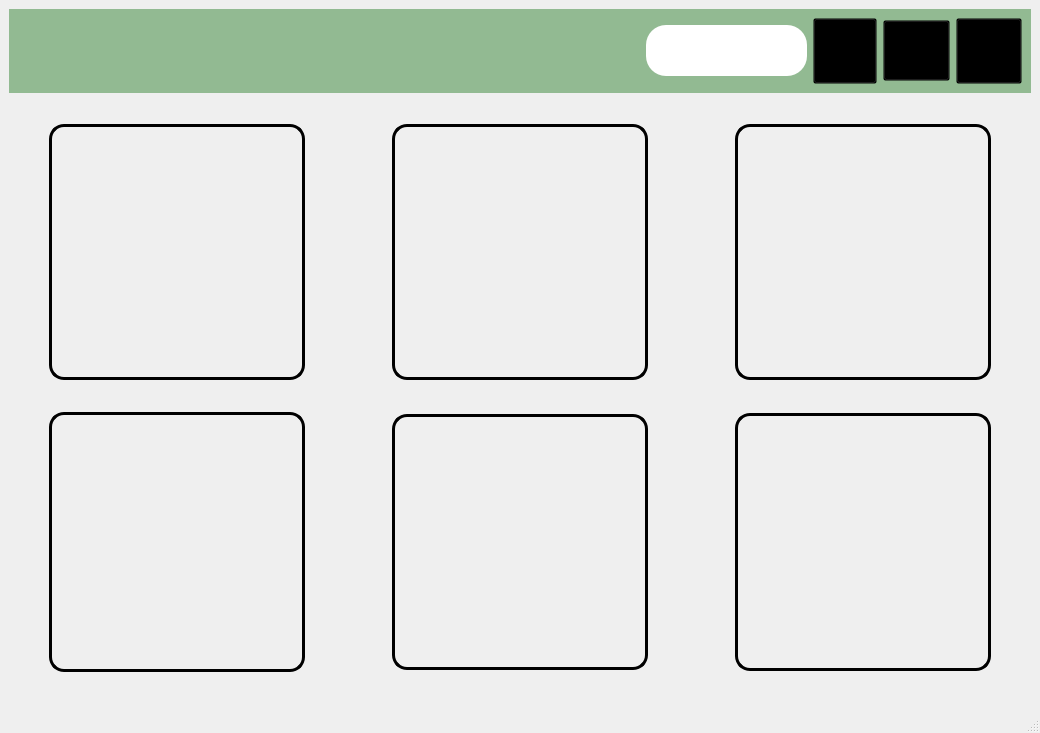
Before: the Qt Designer form mainwindow.ui in Barsh4ec/Authorization, drawn with Qt 5.
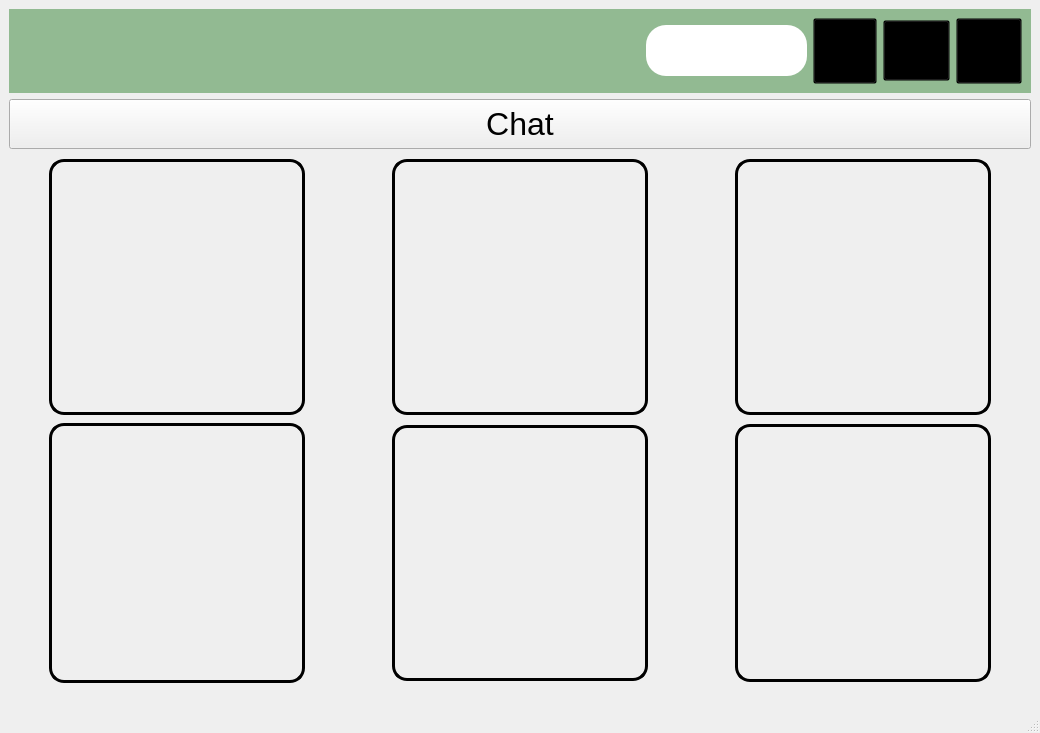
After: the same form once the commit is applied. Icons and pictures are not drawn.

What changed in the file:
```diff
--- a/mainwindow.ui
+++ b/mainwindow.ui
@@ -167,6 +167,38 @@
         </layout>
        </widget>
       </item>
+      <item>
+       <widget class="QPushButton" name="pushButton">
+        <property name="minimumSize">
+         <size>
+          <width>0</width>
+          <height>50</height>
+         </size>
+        </property>
+        <property name="maximumSize">
+         <size>
+          <width>16777215</width>
+          <height>70</height>
+         </size>
+        </property>
+        <property name="text">
+         <string>Chat</string>
+        </property>
+       </widget>
+      </item>
+      <item>
+       <spacer name="verticalSpacer_4">
+        <property name="orientation">
+         <enum>Qt::Vertical</enum>
+        </property>
+        <property name="sizeHint" stdset="0">
+         <size>
+          <width>20</width>
+          <height>40</height>
+         </size>
+        </property>
+       </spacer>
+      </item>
       <item>
        <spacer name="verticalSpacer_3">
         <property name="orientation">
```
Left out of the diff: 12 changed lines with no effect on the pictures.
